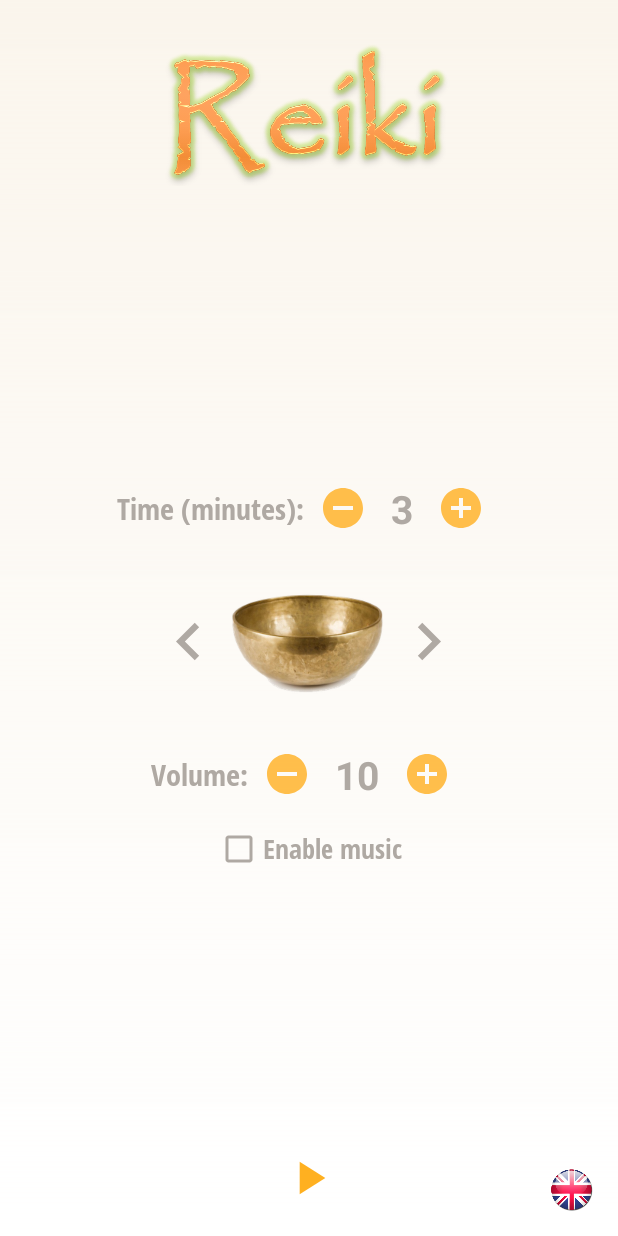
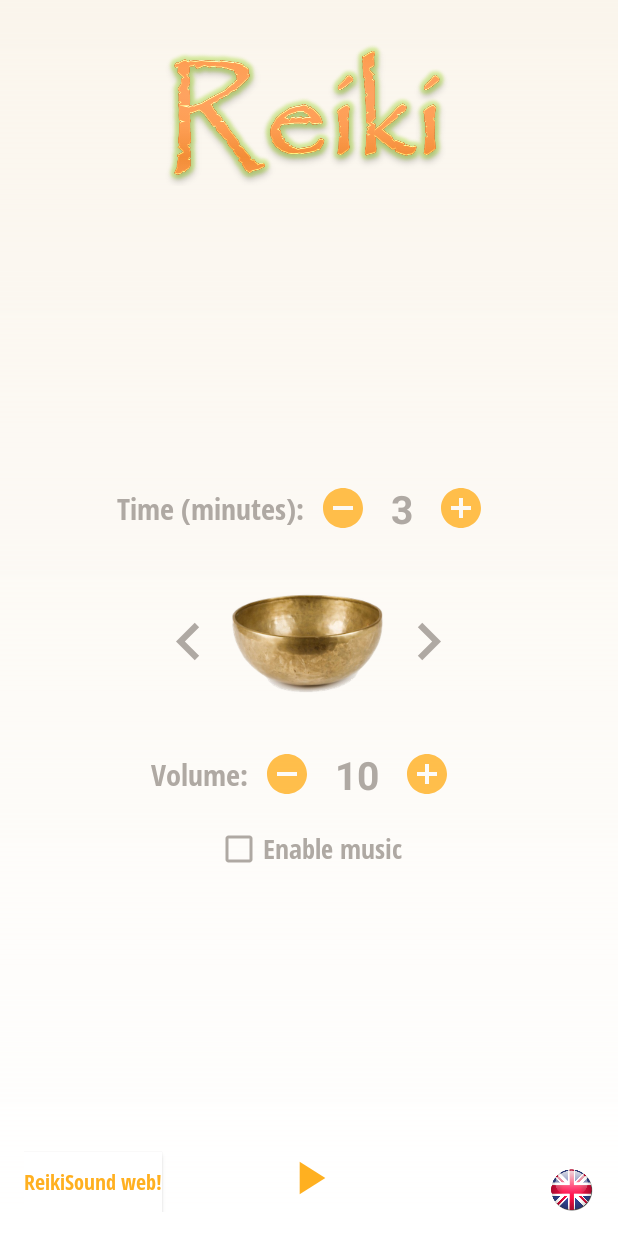
Before and after one commit to leandro4/ReikiSound, an Android app: the screen it shows after launch (MainActivity), on a phone screen of 412 x 824 dp. Run offline under Robolectric (Android 15) with nearby library versions, the phone set to English and light mode, and no system bars; our stand-ins replace ButterKnife; libraries missing offline, so code that uses them is left out: com.daimajia.androidanimations.

Commit message:
Donation button

```diff
--- a/app/build.gradle
+++ b/app/build.gradle
@@ -7,8 +7,8 @@ android {
         applicationId "holauser.lea.holauser"
         minSdkVersion 16
         targetSdkVersion 26
-        versionCode 18
-        versionName "5.3"
+        versionCode 23
+        versionName "6.2"
     }
     buildTypes {
         release {
--- a/app/src/main/AndroidManifest.xml
+++ b/app/src/main/AndroidManifest.xml
@@ -1,8 +1,6 @@
 <?xml version="1.0" encoding="utf-8"?>
 <manifest xmlns:android="http://schemas.android.com/apk/res/android"
     package="holauser.lea.holauser">
-
-    <uses-permission android:name="android.permission.INTERNET" />
 
     <application
         android:name=".GlobalVars"
--- a/app/src/main/java/holauser/lea/holauser/ui/MainActivity.java
+++ b/app/src/main/java/holauser/lea/holauser/ui/MainActivity.java
@@ -70,6 +70,7 @@ public class MainActivity extends Activity {
     BroadcastReceiver receiver;
 
     public static final int AUDIO_SELECTION = 1000;
+    String link = "https://sites.google.com/view/reikisound";
 
     @Override
     protected void onCreate(Bundle savedInstanceState) {
@@ -185,13 +186,11 @@ public class MainActivity extends Activity {
         btnPlay.setImageResource(stoped ? R.drawable.ic_play : R.drawable.ic_stop);
     }
 
-    @OnClick (R.id.btn_donate)
+    @OnClick (R.id.btnPage)
     public void onDonateClick(View v) {
         Animations.animateScale(v);
-
-        DonateDialogFragment dialog = new DonateDialogFragment();
-        dialog.setActivity(this);
-        dialog.show(getFragmentManager(), "donate");
+        Intent intent = new Intent(Intent.ACTION_VIEW, Uri.parse(link));
+        startActivity(intent);
     }
 
     @Override
@@ -294,7 +293,5 @@ public class MainActivity extends Activity {
         ((TextView) findViewById(R.id.tv_volume)).setText(translator.getString("tv_volume"));
         chronometer.setText(translator.getString("remaining"));
         music.setText(translator.getString("enable_music"));
-        ((Button) findViewById(R.id.btn_donate)).setText(translator.getString("donate_button"));
-
     }
 }
--- a/app/src/main/res/layout/activity_main.xml
+++ b/app/src/main/res/layout/activity_main.xml
@@ -129,14 +129,13 @@
         app:layout_constraintTop_toBottomOf="@+id/imageView" />
 
     <Button
-        android:id="@+id/btn_donate"
+        android:id="@+id/btnPage"
         android:layout_width="wrap_content"
         android:layout_height="40dp"
         android:layout_gravity="center"
         android:background="@color/white"
         android:text="@string/donate_button"
         android:textAllCaps="false"
-        android:visibility="gone"
         android:textColor="@color/colorAccent"
         android:fontFamily="@font/open_sans_condensed_bold"
         app:layout_constraintBottom_toBottomOf="parent"
@@ -162,7 +161,6 @@
         android:src="@drawable/ic_play"
         app:layout_constraintBottom_toBottomOf="parent"
         app:layout_constraintStart_toStartOf="parent"
-        app:layout_constraintEnd_toEndOf="parent"
-        />
+        app:layout_constraintEnd_toEndOf="parent" />
 
 </android.support.constraint.ConstraintLayout>
--- a/app/src/main/res/values/strings.xml
+++ b/app/src/main/res/values/strings.xml
@@ -4,7 +4,7 @@
     <string name="donate_title">Thanks for use Reiki Sound!</string>
     <string name="donate_subtitle">Reiki Sound is free and has no advertisements!</string>
     <string name="donate_body">It is very useful for us if you could help the team to mantenaince and improving the service for all reiki comunity.</string>
-    <string name="donate_button">Donate :)</string>
+    <string name="donate_button" translatable="false">ReikiSound web!</string>
     <string name="donate_thanks">Thank you very much for your help!</string>
     <string name="donate_button_not">No, thanks</string>
     <string name="donate_title_choose">Thanks for donate to Reiki Sound</string>
--- a/build.gradle
+++ b/build.gradle
@@ -10,7 +10,7 @@ buildscript {
         google()
     }
     dependencies {
-        classpath 'com.android.tools.build:gradle:3.3.0'
+        classpath 'com.android.tools.build:gradle:3.4.0'
 
         // NOTE: Do not place your application dependencies here; they belong
         // in the individual module build.gradle files
```
Also changed, not shown: app/src/main/java/holauser/lea/holauser/services/SoundService.java (+6 -1 lines), gradle/wrapper/gradle-wrapper.properties, 9 other files.
